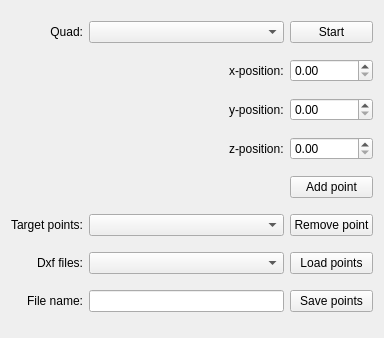
Before: the Qt Designer form gui/src/gui/pointInput.ui in roussePaul/kampala, drawn with Qt 5.
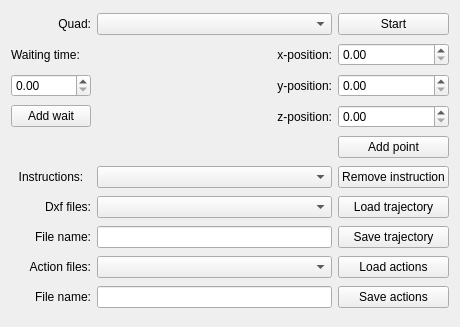
After: the same form once the commit is applied.

Diff of the .ui file:
```diff
--- a/gui/src/gui/pointInput.ui
+++ b/gui/src/gui/pointInput.ui
@@ -6,8 +6,8 @@
    <rect>
     <x>0</x>
     <y>0</y>
-    <width>384</width>
-    <height>338</height>
+    <width>460</width>
+    <height>327</height>
    </rect>
   </property>
   <property name="windowTitle">
@@ -17,115 +17,181 @@
    <string notr="true"/>
   </property>
   <layout class="QGridLayout" name="gridLayout">
-   <item row="5" column="1" alignment="Qt::AlignRight">
-    <widget class="QLabel" name="label">
-     <property name="text">
-      <string>x-position:</string>
-     </property>
-    </widget>
-   </item>
-   <item row="6" column="1" alignment="Qt::AlignRight">
-    <widget class="QLabel" name="label_2">
-     <property name="text">
-      <string>y-position:</string>
-     </property>
-    </widget>
-   </item>
-   <item row="2" column="2">
-    <widget class="QPushButton" name="bStart">
-     <property name="text">
-      <string>Start</string>
-     </property>
-    </widget>
-   </item>
-   <item row="10" column="2">
-    <widget class="QPushButton" name="AddPointButton">
-     <property name="text">
-      <string>Add point</string>
-     </property>
-    </widget>
-   </item>
-   <item row="9" column="2">
-    <widget class="QDoubleSpinBox" name="ZBox"/>
-   </item>
-   <item row="6" column="2">
-    <widget class="QDoubleSpinBox" name="YBox"/>
-   </item>
-   <item row="9" column="1" alignment="Qt::AlignRight">
-    <widget class="QLabel" name="label_3">
-     <property name="text">
-      <string>z-position:</string>
-     </property>
-    </widget>
-   </item>
-   <item row="11" column="1">
-    <widget class="QComboBox" name="Pointlist"/>
-   </item>
-   <item row="5" column="2">
-    <widget class="QDoubleSpinBox" name="XBox"/>
-   </item>
-   <item row="11" column="2">
-    <widget class="QPushButton" name="RemovePointButton">
-     <property name="text">
-      <string>Remove point</string>
-     </property>
-    </widget>
-   </item>
-   <item row="2" column="1">
-    <widget class="QComboBox" name="IrisInputBox"/>
-   </item>
    <item row="11" column="0">
     <widget class="QLabel" name="label_4">
      <property name="text">
-      <string>Target points:</string>
+      <string>Instructions:</string>
      </property>
      <property name="alignment">
+      <set>Qt::AlignCenter</set>
+     </property>
+    </widget>
+   </item>
+   <item row="12" column="0">
+    <widget class="QLabel" name="label_6">
+     <property name="text">
+      <string>Dxf files:</string>
+     </property>
+     <property name="alignment">
       <set>Qt::AlignRight|Qt::AlignTrailing|Qt::AlignVCenter</set>
      </property>
     </widget>
    </item>
+   <item row="13" column="0">
+    <widget class="QLabel" name="label_7">
+     <property name="text">
+      <string>File name:</string>
+     </property>
+     <property name="alignment">
+      <set>Qt::AlignRight|Qt::AlignTrailing|Qt::AlignVCenter</set>
+     </property>
+    </widget>
+   </item>
+   <item row="13" column="1">
+    <widget class="QLineEdit" name="FileInput"/>
+   </item>
    <item row="12" column="1">
     <widget class="QComboBox" name="DXFInputBox"/>
    </item>
-   <item row="2" column="0">
-    <widget class="QLabel" name="label_5">
-     <property name="text">
-      <string>Quad:</string>
-     </property>
-     <property name="alignment">
-      <set>Qt::AlignRight|Qt::AlignTrailing|Qt::AlignVCenter</set>
-     </property>
-    </widget>
-   </item>
    <item row="12" column="2">
     <widget class="QPushButton" name="LoadButton">
      <property name="text">
-      <string>Load points</string>
+      <string>Load trajectory</string>
      </property>
     </widget>
    </item>
-   <item row="12" column="0">
-    <widget class="QLabel" name="label_6">
+   <item row="11" column="2">
+    <widget class="QPushButton" name="RemovePointButton">
      <property name="text">
-      <string>Dxf files:</string>
-     </property>
-     <property name="alignment">
-      <set>Qt::AlignRight|Qt::AlignTrailing|Qt::AlignVCenter</set>
+      <string>Remove instruction</string>
      </property>
     </widget>
    </item>
+   <item row="11" column="1">
+    <widget class="QComboBox" name="Pointlist"/>
+   </item>
    <item row="13" column="2">
     <widget class="QPushButton" name="SaveButton">
      <property name="text">
-      <string>Save points</string>
+      <string>Save trajectory</string>
      </property>
     </widget>
    </item>
-   <item row="13" column="1">
-    <widget class="QLineEdit" name="FileInput"/>
+   <item row="6" column="0">
+    <widget class="QDoubleSpinBox" name="WaitBox"/>
    </item>
-   <item row="13" column="0">
-    <widget class="QLabel" name="label_7">
+   <item row="9" column="0">
+    <widget class="QPushButton" name="AddWaitButton">
+     <property name="text">
+      <string>Add wait</string>
+     </property>
+    </widget>
+   </item>
+   <item row="5" column="0">
+    <widget class="QLabel" name="label_8">
+     <property name="text">
+      <string>Waiting time:</string>
+     </property>
+    </widget>
+   </item>
+   <item row="2" column="1">
+    <widget class="QComboBox" name="IrisInputBox"/>
+   </item>
+   <item row="2" column="0">
+    <widget class="QLabel" name="label_5">
+     <property name="text">
+      <string>Quad:</string>
+     </property>
+     <property name="alignment">
+      <set>Qt::AlignRight|Qt::AlignTrailing|Qt::AlignVCenter</set>
+     </property>
+    </widget>
+   </item>
+   <item row="2" column="2">
+    <widget class="QPushButton" name="bStart">
+     <property name="text">
+      <string>Start</string>
+     </property>
+    </widget>
+   </item>
+   <item row="5" column="1">
+    <widget class="QLabel" name="label">
+     <property name="text">
+      <string>x-position:</string>
+     </property>
+     <property name="alignment">
+      <set>Qt::AlignRight|Qt::AlignTrailing|Qt::AlignVCenter</set>
+     </property>
+    </widget>
+   </item>
+   <item row="5" column="2">
+    <widget class="QDoubleSpinBox" name="XBox"/>
+   </item>
+   <item row="6" column="1">
+    <widget class="QLabel" name="label_2">
+     <property name="text">
+      <string>y-position:</string>
+     </property>
+     <property name="alignment">
+      <set>Qt::AlignRight|Qt::AlignTrailing|Qt::AlignVCenter</set>
+     </property>
+    </widget>
+   </item>
+   <item row="6" column="2">
+    <widget class="QDoubleSpinBox" name="YBox"/>
+   </item>
+   <item row="9" column="1">
+    <widget class="QLabel" name="label_3">
+     <property name="text">
+      <string>z-position:</string>
+     </property>
+     <property name="alignment">
+      <set>Qt::AlignRight|Qt::AlignTrailing|Qt::AlignVCenter</set>
+     </property>
+    </widget>
+   </item>
+   <item row="9" column="2">
+    <widget class="QDoubleSpinBox" name="ZBox"/>
+   </item>
+   <item row="10" column="2">
+    <widget class="QPushButton" name="AddPointButton">
+     <property name="text">
+      <string>Add point</string>
+     </property>
+    </widget>
+   </item>
+   <item row="14" column="2">
+    <widget class="QPushButton" name="LoadActionsButton">
+     <property name="text">
+      <string>Load actions</string>
+     </property>
+    </widget>
+   </item>
+   <item row="15" column="2">
+    <widget class="QPushButton" name="SaveActionsButton">
+     <property name="text">
+      <string>Save actions</string>
+     </property>
+    </widget>
+   </item>
+   <item row="14" column="1">
+    <widget class="QComboBox" name="ActionInputBox"/>
+   </item>
+   <item row="15" column="1">
+    <widget class="QLineEdit" name="ActionFileInput"/>
+   </item>
+   <item row="14" column="0">
+    <widget class="QLabel" name="label_9">
+     <property name="text">
+      <string>Action files:</string>
+     </property>
+     <property name="alignment">
+      <set>Qt::AlignRight|Qt::AlignTrailing|Qt::AlignVCenter</set>
+     </property>
+    </widget>
+   </item>
+   <item row="15" column="0">
+    <widget class="QLabel" name="label_10">
      <property name="text">
       <string>File name:</string>
      </property>
```
